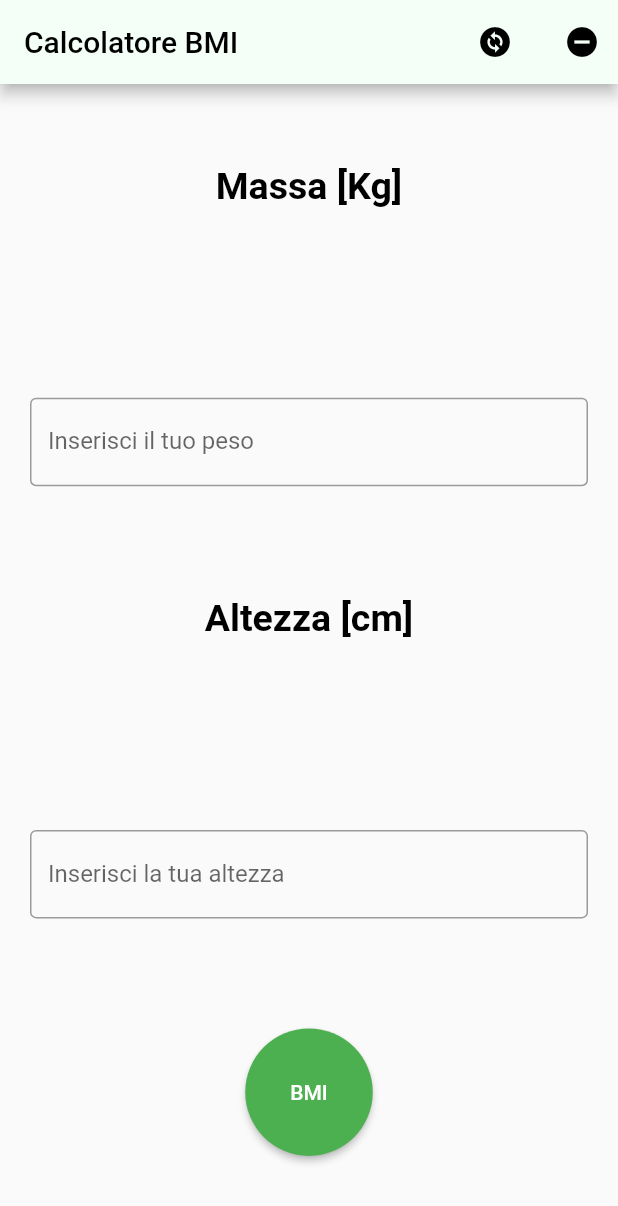
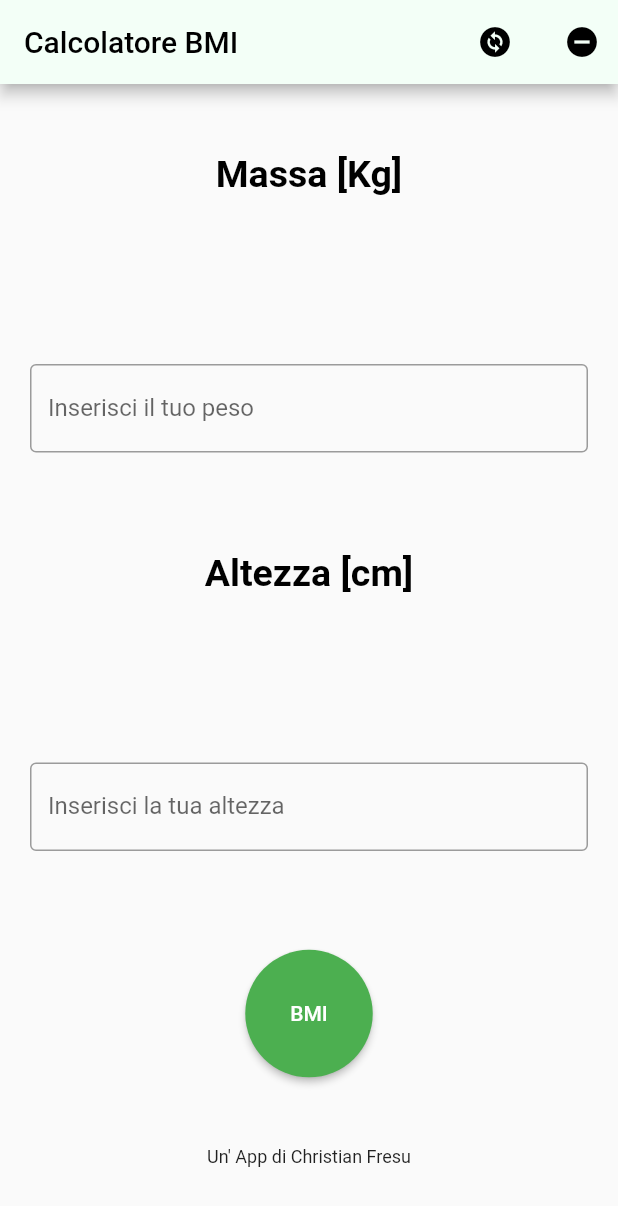
Before and after one commit to ChristianF11/BMI-calculator, a Flutter app: the screen it shows after launch, on a phone screen of 412 x 824 dp. Shown: the top 1206 px of the screen. Run offline on Flutter 3.47's test engine with Material 2 defaults, Android fonts, the phone set to English and light mode, and no system bars; our stand-ins replace flutter_native_splash.

Commit message:
Aggiunta "Firma"

```diff
--- a/lib/main.dart
+++ b/lib/main.dart
@@ -336,6 +336,9 @@ class _MyHomePageState extends State<MyHomePage> {
                 ),
               ),
             ),
+            const Text("Un' App di Christian Fresu",
+              style: TextStyle(fontSize: 12),
+            ),
           ],
         ),
       ),
```
